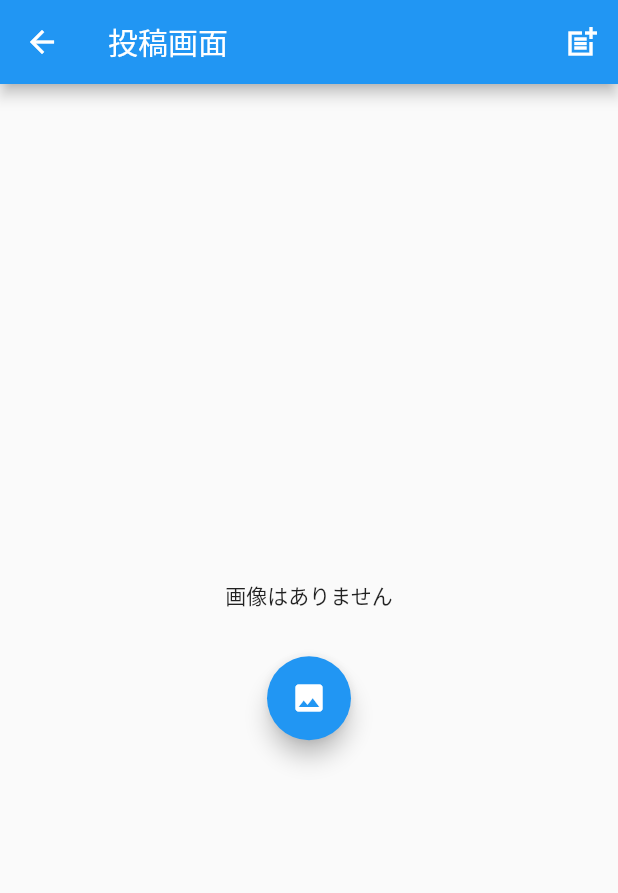
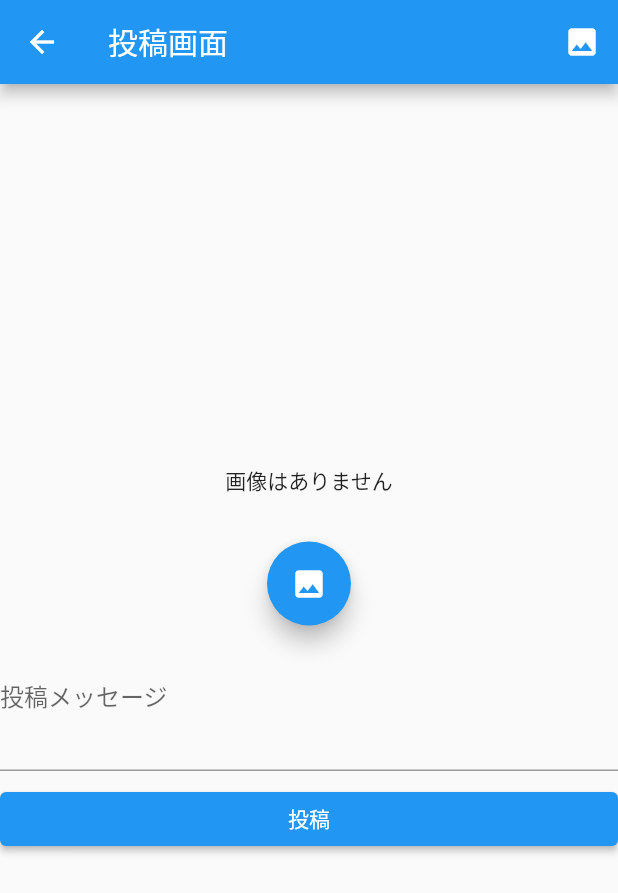
Before and after one commit to shimano-yuuki/MShare, a Flutter app: the NavigationWidget screen opened directly, item 2 of the bottom bar chosen, after a tap on the "add" icon, on a phone screen of 412 x 824 dp. Shown: the top 893 px of the screen. Run offline on Flutter 3.47's test engine with Material 2 defaults, Android fonts, the phone set to English and light mode, and no system bars; our stand-ins replace cloud_firestore, firebase_auth, firebase_core, firebase_storage, image_picker; accounts and stored records are empty.

Commit message:
テキストを打てるようにした。

```diff
--- a/lib/src/screens/post.dart
+++ b/lib/src/screens/post.dart
@@ -1,3 +1,4 @@
+import 'package:firebase_auth/firebase_auth.dart';
 import 'package:flutter/material.dart';
 import 'package:share_achieve_app/src/screens/post_page.dart';
 
@@ -18,7 +19,8 @@ class PostScreen extends StatelessWidget {
             Navigator.push(
               context,
               MaterialPageRoute(
-                builder: (context) => PostPage(), // SecondPageは遷移先のクラス
+                builder: (context) => PostPage(
+                    FirebaseAuth.instance.currentUser!), // SecondPageは遷移先のクラス
               ),
             );
           },
--- a/lib/src/screens/post_page.dart
+++ b/lib/src/screens/post_page.dart
@@ -1,17 +1,24 @@
 import 'dart:io';
 import 'dart:math';
 
+import 'package:cloud_firestore/cloud_firestore.dart';
 import 'package:firebase_auth/firebase_auth.dart';
 import 'package:firebase_storage/firebase_storage.dart';
 import 'package:flutter/material.dart';
 import 'package:image_picker/image_picker.dart';
 
 class PostPage extends StatefulWidget {
+  // 引数からユーザー情報を受け取る
+  PostPage(this.user);
+  // ユーザー情報
+  final User user;
+
   @override
   _PostPageState createState() => _PostPageState();
 }
 
 class _PostPageState extends State<PostPage> {
+  String messageText = '';
   File? _image;
   final picker = ImagePicker();
 
@@ -62,7 +69,7 @@ class _PostPageState extends State<PostPage> {
     return Scaffold(
       appBar: AppBar(title: Text("投稿画面"), actions: <Widget>[
         IconButton(
-          icon: Icon(Icons.post_add_sharp),
+          icon: Icon(Icons.image),
           onPressed: postdata,
         )
       ]),
@@ -70,8 +77,12 @@ class _PostPageState extends State<PostPage> {
           child: Column(
         mainAxisAlignment: MainAxisAlignment.center,
         crossAxisAlignment: CrossAxisAlignment.center,
-        children: [
-          _image == null ? Text('画像はありません') : Image.file(_image!),
+        children: <Widget>[
+          ConstrainedBox(
+            constraints: BoxConstraints(maxWidth: 320.0, maxHeight: 320.0),
+            child: Container(
+                child: _image == null ? Text('画像はありません') : Image.file(_image!)),
+          ),
           SizedBox(
             height: 30,
           ),
@@ -79,6 +90,38 @@ class _PostPageState extends State<PostPage> {
             onPressed: _getImage,
             child: Icon(Icons.image),
           ),
+          // 投稿メッセージ入力
+          TextFormField(
+            decoration: InputDecoration(labelText: '投稿メッセージ'),
+            // 複数行のテキスト入力
+            keyboardType: TextInputType.multiline,
+            // 最大3行
+            maxLines: 3,
+            onChanged: (String value) {
+              setState(() {
+                messageText = value;
+              });
+            },
+          ),
+          const SizedBox(height: 8),
+          Container(
+            width: double.infinity,
+            child: ElevatedButton(
+              child: Text('投稿'),
+              onPressed: () async {
+                final date =
+                    DateTime.now().toLocal().toIso8601String(); // 現在の日時
+                final email = widget.user.email; // AddPostPage のデータを参照
+                // 投稿メッセージ用ドキュメント作成
+                await FirebaseFirestore.instance
+                    .collection('posts') // コレクションID指定
+                    .doc() // ドキュメントID自動生成
+                    .set({'text': messageText, 'email': email, 'date': date});
+                // 1つ前の画面に戻る
+                Navigator.of(context).pop();
+              },
+            ),
+          ),
         ],
       )),
     );
```
